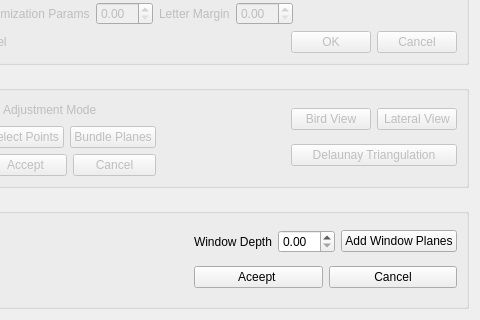
Before: the Qt Designer form FloorPlan.ui in swayfreeda/IGITBuildingReconstruction, drawn with Qt 5; both pictures show x 341 to 821 and y 324 to 644 of the 821 by 644 pixel window.
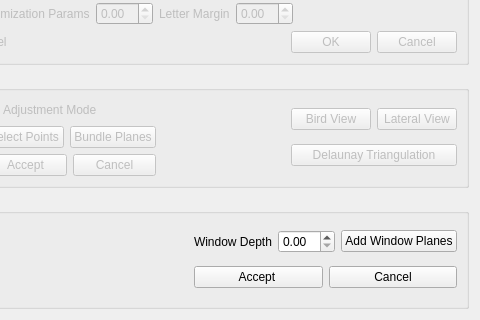
After: the same form once the commit is applied.

What changed in the file:
```diff
--- a/FloorPlan.ui
+++ b/FloorPlan.ui
@@ -671,7 +671,7 @@
           <item>
            <widget class="QPushButton" name="pushButton_accpectWindowPlanes">
             <property name="text">
-             <string>Aceept </string>
+             <string>Accept </string>
             </property>
            </widget>
           </item>
```
